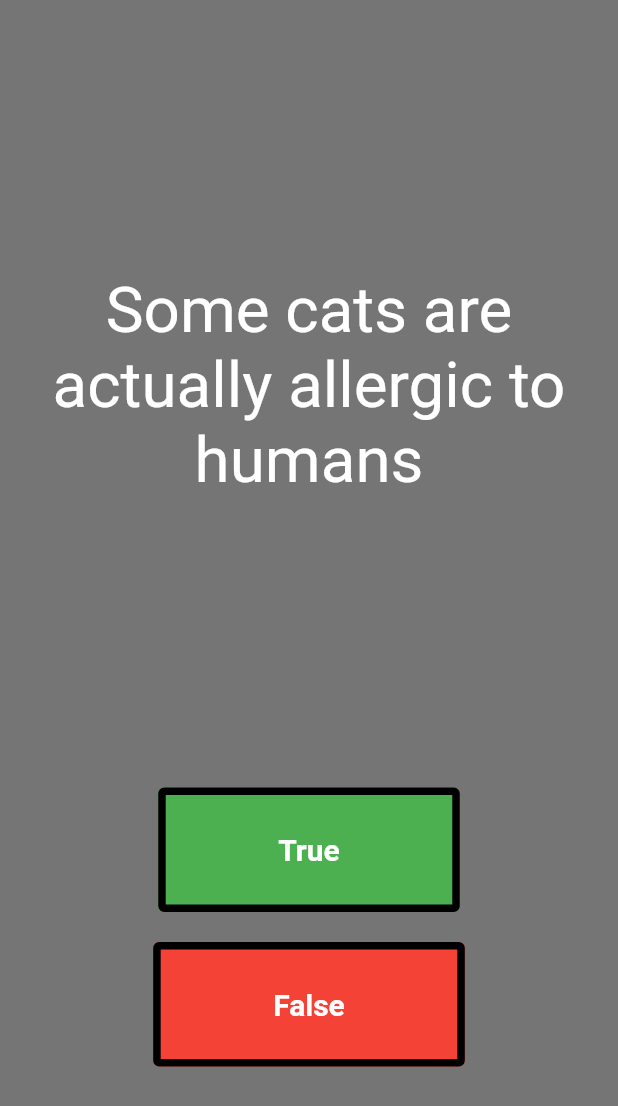
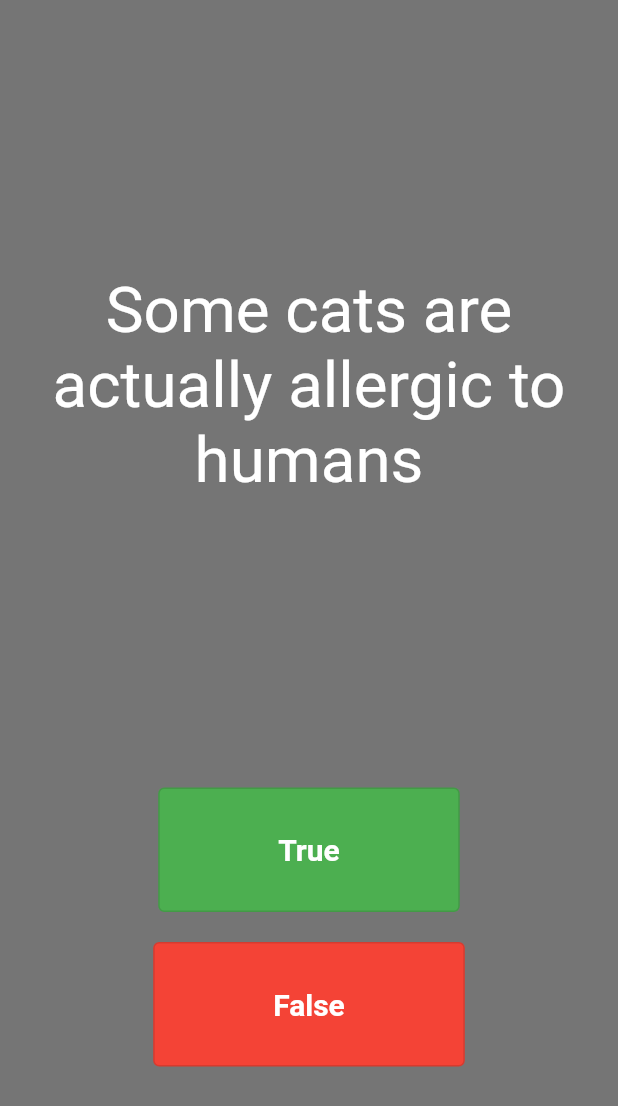
Before and after one commit to danaFlorescu/Quizzler, a Flutter app: the screen it shows after launch, on a phone screen of 412 x 824 dp. Shown: the top 1106 px of the screen. Run offline on Flutter 3.47's test engine with Material 2 defaults, Android fonts, the phone set to English and light mode, and no system bars.

Commit message:
Updated the ui

```diff
--- /dev/null
+++ b/lib/constants.dart
@@ -0,0 +1,9 @@
+import 'package:flutter/material.dart';
+
+const kTextStyle = TextStyle(
+  color: Colors.white,
+  fontSize: 20,
+  fontWeight: FontWeight.bold,
+);
+
+const kButtonsPadding = EdgeInsets.fromLTRB(80, 30, 80, 30);
--- a/lib/main.dart
+++ b/lib/main.dart
@@ -1,4 +1,5 @@
 import 'package:flutter/material.dart';
+import 'constants.dart';
 
 void main() {
   runApp(MyApp());
@@ -49,18 +50,13 @@ class _MyHomePageState extends State<MyHomePage> {
             children: [
               OutlinedButton(
                 style: OutlinedButton.styleFrom(
-                  side: BorderSide(width: 5.0, color: Colors.black),
-                  padding: EdgeInsets.fromLTRB(80, 30, 80, 30),
+                  padding: kButtonsPadding,
                   backgroundColor: Colors.green,
                 ),
                 onPressed: () {},
                 child: Text(
                   'True',
-                  style: TextStyle(
-                    color: Colors.white,
-                    fontSize: 20,
-                    fontWeight: FontWeight.bold,
-                  ),
+                  style: kTextStyle,
                 ),
               ),
             ],
@@ -72,18 +68,13 @@ class _MyHomePageState extends State<MyHomePage> {
             children: [
               OutlinedButton(
                 style: OutlinedButton.styleFrom(
-                  side: BorderSide(width: 5.0, color: Colors.black),
-                  padding: EdgeInsets.fromLTRB(80, 30, 80, 30),
+                  padding: kButtonsPadding,
                   backgroundColor: Colors.red,
                 ),
                 onPressed: () {},
                 child: Text(
                   'False',
-                  style: TextStyle(
-                    color: Colors.white,
-                    fontSize: 20,
-                    fontWeight: FontWeight.bold,
-                  ),
+                  style: kTextStyle,
                 ),
               ),
             ],
```
